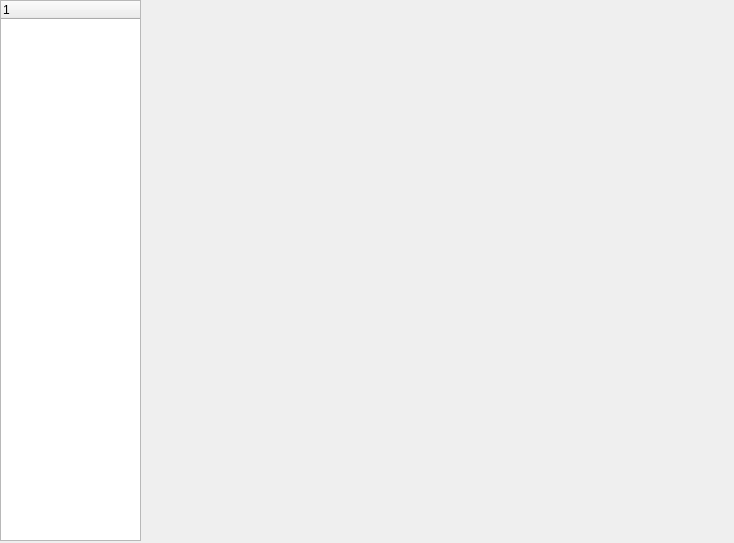
First picture: the form in CourseDependencyGraph/ui/mainwindow.ui, repository tsznokwong/CourseDependencyGraph, before the edit.
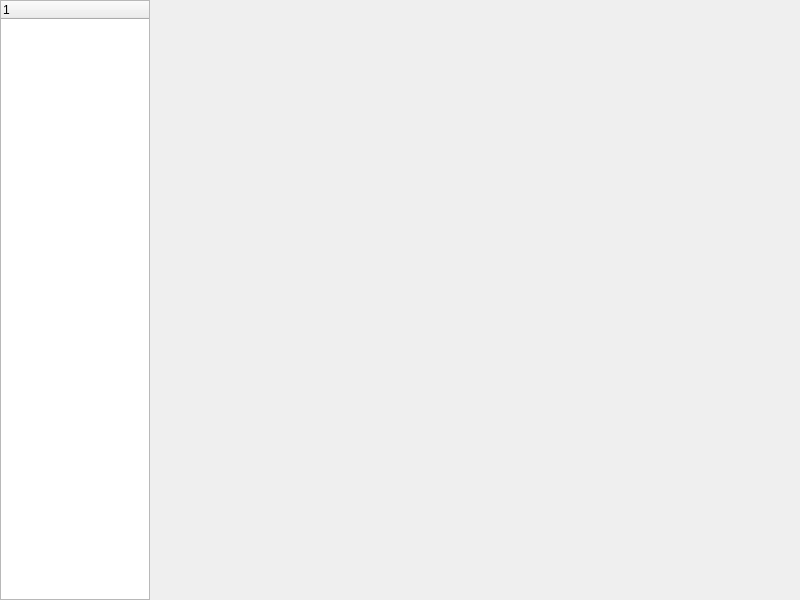
Second picture: the form after the edit.

What changed in the file:
```diff
--- a/CourseDependencyGraph/ui/mainwindow.ui
+++ b/CourseDependencyGraph/ui/mainwindow.ui
@@ -6,10 +6,22 @@
    <rect>
     <x>0</x>
     <y>0</y>
-    <width>734</width>
-    <height>543</height>
+    <width>800</width>
+    <height>600</height>
    </rect>
   </property>
+  <property name="minimumSize">
+   <size>
+    <width>800</width>
+    <height>600</height>
+   </size>
+  </property>
+  <property name="maximumSize">
+   <size>
+    <width>800</width>
+    <height>600</height>
+   </size>
+  </property>
   <property name="windowTitle">
    <string>MainWindow</string>
   </property>
@@ -19,8 +31,8 @@
      <rect>
       <x>0</x>
       <y>0</y>
-      <width>141</width>
-      <height>541</height>
+      <width>150</width>
+      <height>600</height>
      </rect>
     </property>
     <column>
@@ -32,10 +44,10 @@
    <widget class="QWidget" name="courseInfoWidget" native="true">
     <property name="geometry">
      <rect>
-      <x>460</x>
+      <x>600</x>
       <y>0</y>
-      <width>271</width>
-      <height>543</height>
+      <width>200</width>
+      <height>600</height>
      </rect>
     </property>
     <property name="sizePolicy">
```
Left out of the diff: 2 changed lines with no effect on the pictures.
